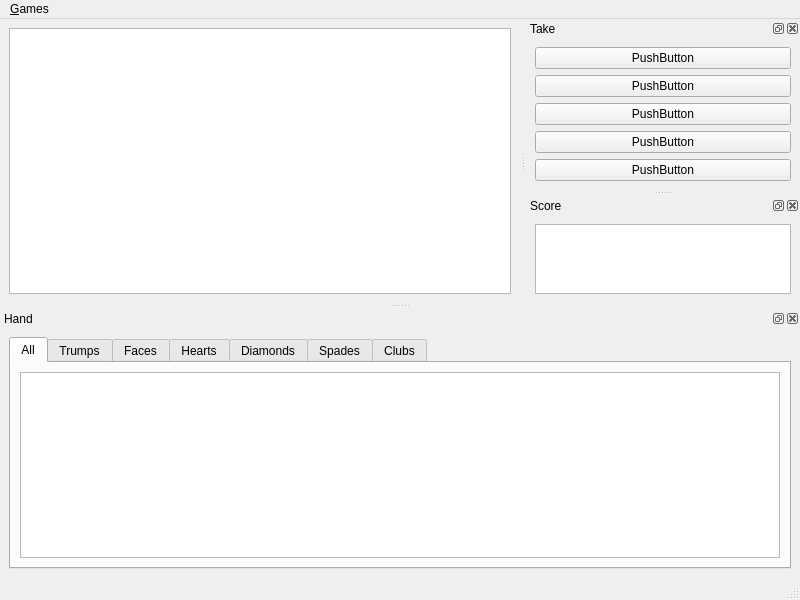
This is ui/game.ui in mathgl67/tarot as Qt 5 draws it before an edit. The edited form follows.
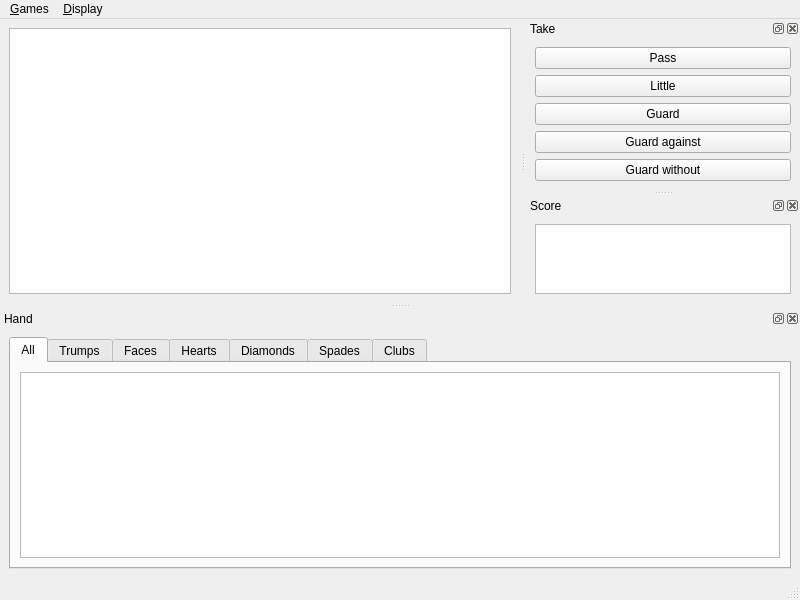
This is the edited form. The open tabs and pages were chosen to show the change.

Commit message: few display change in main game

```diff
--- a/ui/game.ui
+++ b/ui/game.ui
@@ -37,7 +37,15 @@
     <addaction name="separator"/>
     <addaction name="actionQuit"/>
    </widget>
+   <widget class="QMenu" name="menuDisplay">
+    <property name="title">
+     <string>&amp;Display</string>
+    </property>
+    <addaction name="actionHand"/>
+    <addaction name="actionTake"/>
+   </widget>
    <addaction name="menuGames"/>
+   <addaction name="menuDisplay"/>
   </widget>
   <widget class="QStatusBar" name="statusbar"/>
   <widget class="QDockWidget" name="dockWidget_2">
@@ -147,35 +155,35 @@
      <item>
       <widget class="QPushButton" name="pushButton">
        <property name="text">
-        <string>PushButton</string>
+        <string>Pass</string>
        </property>
       </widget>
      </item>
      <item>
       <widget class="QPushButton" name="pushButton_2">
        <property name="text">
-        <string>PushButton</string>
+        <string>Little</string>
        </property>
       </widget>
      </item>
      <item>
       <widget class="QPushButton" name="pushButton_3">
        <property name="text">
-        <string>PushButton</string>
+        <string>Guard</string>
        </property>
       </widget>
      </item>
      <item>
       <widget class="QPushButton" name="pushButton_4">
        <property name="text">
-        <string>PushButton</string>
+        <string>Guard against</string>
        </property>
       </widget>
      </item>
      <item>
       <widget class="QPushButton" name="pushButton_5">
        <property name="text">
-        <string>PushButton</string>
+        <string>Guard without</string>
        </property>
       </widget>
      </item>
```
Left out of the diff: 52 changed lines with no effect on the pictures. The commit also changes 4 other files.
